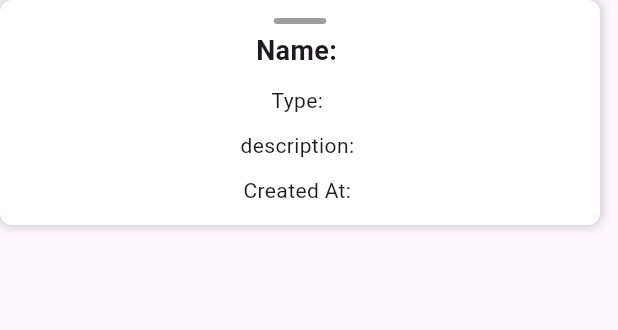
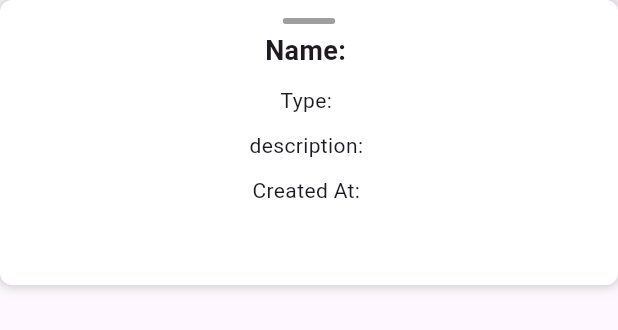
Before and after one commit to safvansafvan/Nexon_ev_booking_app, a Flutter app: the LocationPopup widget shown alone on an empty page, opened directly with empty values, on a phone screen of 412 x 824 dp. Shown: the top 330 px of the screen. Run offline on Flutter 3.47's test engine with Material 2 defaults, Android fonts, the light colour scheme and no system bars; our stand-ins replace animated_custom_dropdown, awesome_dialog, email_validator, emoji_picker_flutter, flutter_map, fluttertoast and 14 more; missing offline and left inert: razorpay_flutter, sticky_grouped_list, syncfusion_flutter_pdfviewer; accounts and stored records are empty; network calls fail; Roboto replaces fonts that are missing (Philosopher); project files that could hold a hidden picture were left out.

Commit message:
overflow error in map

```diff
--- a/lib/presentation/screens/map/widget/location_pop.dart
+++ b/lib/presentation/screens/map/widget/location_pop.dart
@@ -17,8 +17,8 @@ class LocationPopup extends StatelessWidget {
   @override
   Widget build(BuildContext context) {
     return Container(
-      height: 150,
-      width: 400,
+      height: 190,
+      width: double.infinity,
       padding: const EdgeInsets.all(12),
       decoration: BoxDecoration(
         color: Colors.white,
```
